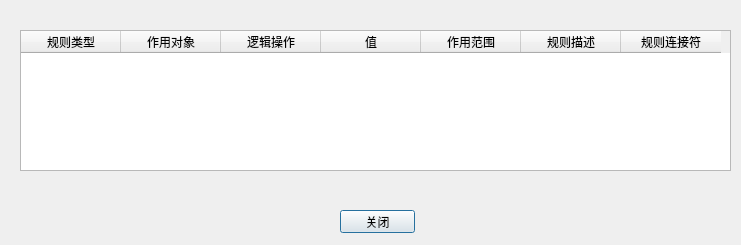
First picture: the form in Detail.ui, repository zen1995/rucmChecker, before the edit.
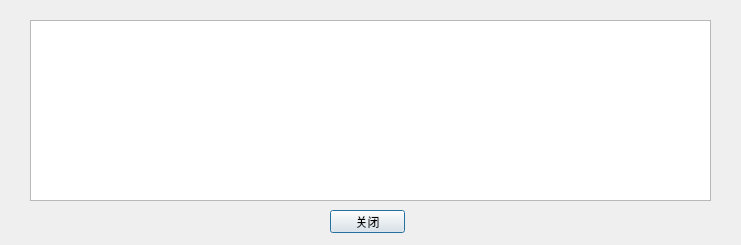
Second picture: the form after the edit.

Patch:
```diff
--- a/Detail.ui
+++ b/Detail.ui
@@ -13,55 +13,10 @@
   <property name="windowTitle">
    <string>Dialog</string>
   </property>
-  <widget class="QTableWidget" name="tableWidget">
-   <property name="geometry">
-    <rect>
-     <x>20</x>
-     <y>30</y>
-     <width>711</width>
-     <height>141</height>
-    </rect>
-   </property>
-   <column>
-    <property name="text">
-     <string>规则类型</string>
-    </property>
-   </column>
-   <column>
-    <property name="text">
-     <string>作用对象</string>
-    </property>
-   </column>
-   <column>
-    <property name="text">
-     <string>逻辑操作</string>
-    </property>
-   </column>
-   <column>
-    <property name="text">
-     <string>值</string>
-    </property>
-   </column>
-   <column>
-    <property name="text">
-     <string>作用范围</string>
-    </property>
-   </column>
-   <column>
-    <property name="text">
-     <string>规则描述</string>
-    </property>
-   </column>
-   <column>
-    <property name="text">
-     <string>规则连接符</string>
-    </property>
-   </column>
-  </widget>
   <widget class="QPushButton" name="pushButton">
    <property name="geometry">
     <rect>
-     <x>340</x>
+     <x>330</x>
      <y>210</y>
      <width>75</width>
      <height>23</height>
@@ -71,6 +26,16 @@
     <string>关闭</string>
    </property>
   </widget>
+  <widget class="QTextEdit" name="textEdit">
+   <property name="geometry">
+    <rect>
+     <x>30</x>
+     <y>20</y>
+     <width>681</width>
+     <height>181</height>
+    </rect>
+   </property>
+  </widget>
  </widget>
  <resources/>
  <connections/>
```
